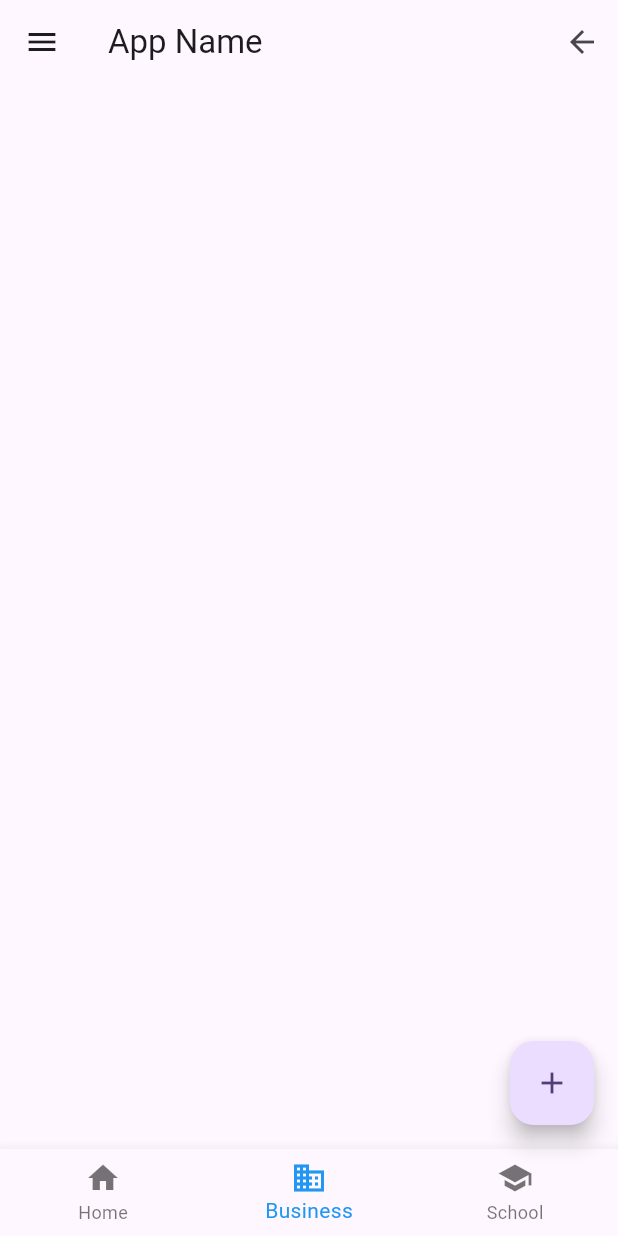
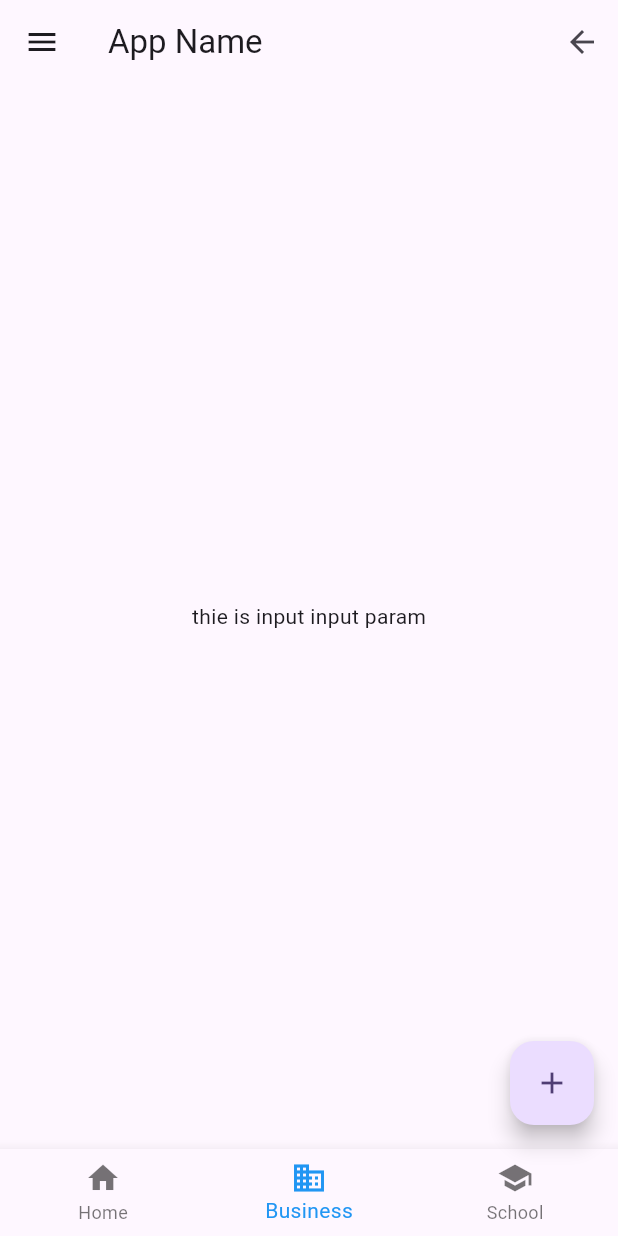
Before and after one commit to Korov/monitor, a Flutter app: the KafkaConfig screen opened directly, on a phone screen of 412 x 824 dp. Run offline on Flutter 3.47's test engine with Material 2 defaults, Android fonts, the phone set to English and light mode, and no system bars; our stand-ins replace logger.

Commit message:
add navigator

```diff
--- a/desktop/lib/components/MenuDrawer.dart
+++ b/desktop/lib/components/MenuDrawer.dart
@@ -1,6 +1,7 @@
 import 'package:desktop/components/kafka/KafkaConfig.dart';
 import 'package:desktop/utils/Log.dart';
 import 'package:flutter/material.dart';
+import 'package:logger/logger.dart';
 
 import '../generated/l10n.dart';
 
@@ -60,7 +61,7 @@ class MenuDrawer extends StatelessWidget {
                                 ),
                               );
                               //输出`TipRoute`路由返回结果
-                              print("路由返回值: $result");
+                              Log.i("路由返回值: $result");
                             }),
                         ListTile(title: Text(S.of(context).kafkaManager)),
                         ExpansionTile(
--- a/desktop/lib/components/kafka/KafkaConfig.dart
+++ b/desktop/lib/components/kafka/KafkaConfig.dart
@@ -4,16 +4,22 @@ import 'package:flutter/material.dart';
 class KafkaConfig extends StatefulWidget {
   KafkaConfig({
     required Key key,
-    required this.text, // 接收一个text参数
+    required this.text,
   }) : super(key: key);
   final String text;
 
   @override
-  _KafkaConfigState createState() => _KafkaConfigState();
+  _KafkaConfigState createState() => _KafkaConfigState(text: this.text);
 }
 
 class _KafkaConfigState extends State<KafkaConfig> {
   int _selectedIndex = 1;
+
+  _KafkaConfigState({
+    this.text = "",
+  });
+
+  String text;
 
   @override
   Widget build(BuildContext context) {
@@ -28,7 +34,13 @@ class _KafkaConfigState extends State<KafkaConfig> {
               onPressed: () => Navigator.pop(context, "我是返回值")),
         ],
       ),
-      drawer: MenuDrawer(), //抽屉
+      drawer: MenuDrawer(),
+      body: Center(
+        child: Column(
+          mainAxisAlignment: MainAxisAlignment.center,
+          children: <Widget>[Text("thie is input $text")],
+        ),
+      ),
       bottomNavigationBar: BottomNavigationBar(
         // 底部导航
         items: <BottomNavigationBarItem>[
--- a/desktop/lib/main.dart
+++ b/desktop/lib/main.dart
@@ -16,6 +16,7 @@ class MyApp extends StatelessWidget {
   Widget build(BuildContext context) {
     return MaterialApp(
       title: 'Monitor',
+      debugShowCheckedModeBanner: false,
       theme: ThemeData(
         // This is the theme of your application.
         //
```
